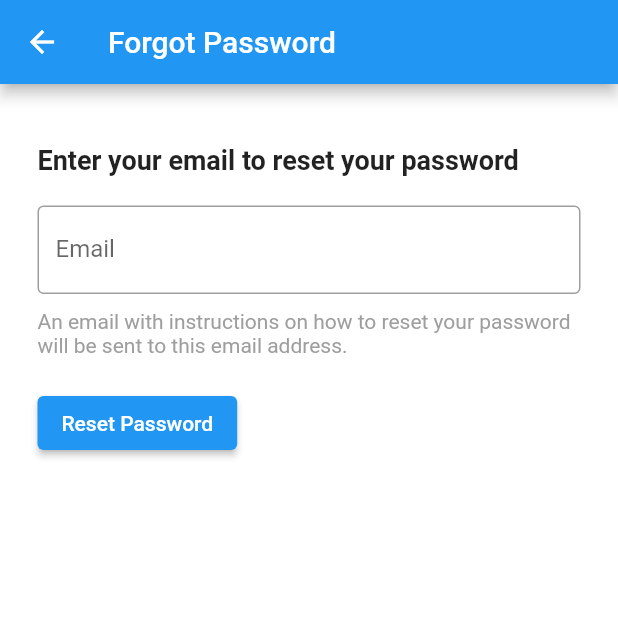
After one commit to ndayishimiyefidel/plastic_bags_detection, a Flutter app: the ForgotScreen screen opened directly, on a phone screen of 412 x 824 dp, the top half of it. The commit adds this screen. Run offline on Flutter 3.47's test engine with Material 2 defaults, Android fonts, the phone set to English and light mode, and no system bars; our stand-ins replace cached_network_image, cloud_firestore, firebase_auth, firebase_core, firebase_storage, flutter_rating_bar and 5 more; missing offline and left inert: splash_screen_view, tflite; accounts and stored records are empty.

Commit message:
all done

```diff
--- a/lib/screen/Login/components/body.dart
+++ b/lib/screen/Login/components/body.dart
@@ -10,6 +10,7 @@ import '../../../widgets/progress_widget.dart';
 import '../../home_screen.dart';
 import '../../Signup/components/background.dart';
 import '../../Signup/signup_screen.dart';
+import '../../reset_password.dart';
 
 class SignIn extends StatefulWidget {
   const SignIn({super.key});
@@ -27,7 +28,7 @@ class _SignInState extends State<SignIn> {
   final FirebaseAuth _auth = FirebaseAuth.instance;
   late bool _passwordVisible;
   bool isloading = false;
- // InterstitialAdManager interstitialAdManager = InterstitialAdManager();
+  // InterstitialAdManager interstitialAdManager = InterstitialAdManager();
 
   String? deviceId;
   bool checkedValue = false;
@@ -190,19 +191,20 @@ class _SignInState extends State<SignIn> {
                     ),
                     GestureDetector(
                       onTap: () {
-                        // Navigator.push(
-                        //   context,
-                        //   MaterialPageRoute(
-                        //     builder: (context) {
-                        //       return const ForgotScreen();
-                        //     },
-                        //   ),
-                        // );
+                        Navigator.push(
+                          context,
+                          MaterialPageRoute(
+                            builder: (context) {
+                              return ForgotScreen();
+                            },
+                          ),
+                        );
                       },
                       child: const Text(
                         "Reset it",
                         style: TextStyle(
                           color: Colors.red,
+                          fontSize: 18,
                           fontWeight: FontWeight.bold,
                         ),
                       ),
--- /dev/null
+++ b/lib/screen/reset_password.dart
@@ -0,0 +1,78 @@
+import 'package:flutter/material.dart';
+import 'package:firebase_auth/firebase_auth.dart';
+
+class ForgotScreen extends StatelessWidget {
+  final TextEditingController emailController = TextEditingController();
+
+  ForgotScreen({super.key});
+
+  Future<void> resetPassword(BuildContext context) async {
+    try {
+      await FirebaseAuth.instance.sendPasswordResetEmail(
+        email: emailController.text,
+      );
+      // ignore: use_build_context_synchronously
+      ScaffoldMessenger.of(context).showSnackBar(
+        const SnackBar(
+          content: Text('Password reset email sent'),
+        ),
+      );
+    } catch (error) {
+      ScaffoldMessenger.of(context).showSnackBar(
+        SnackBar(
+          content: Text(error.toString()),
+        ),
+      );
+    }
+  }
+
+  @override
+  Widget build(BuildContext context) {
+    return Scaffold(
+      appBar: AppBar(
+        title: const Text('Forgot Password'),
+      ),
+      body: Center(
+        child: Padding(
+          padding: const EdgeInsets.symmetric(horizontal: 25.0),
+          child: Column(
+            crossAxisAlignment: CrossAxisAlignment.start,
+            children: [
+              const SizedBox(
+                height: 40,
+              ),
+              const Text(
+                'Enter your email to reset your password',
+                style: TextStyle(
+                  fontSize: 18.0,
+                  fontWeight: FontWeight.bold,
+                ),
+              ),
+              const SizedBox(height: 20.0),
+              TextField(
+                controller: emailController,
+                decoration: const InputDecoration(
+                  labelText: 'Email',
+                  border: OutlineInputBorder(),
+                ),
+              ),
+              const SizedBox(height: 10.0), // Added SizedBox for spacing
+              const Text(
+                'An email with instructions on how to reset your password will be sent to this email address.',
+                style: TextStyle(
+                  fontSize: 14.0,
+                  color: Colors.grey,
+                ),
+              ),
+              const SizedBox(height: 20.0),
+              ElevatedButton(
+                onPressed: () => resetPassword(context),
+                child: const Text('Reset Password'),
+              ),
+            ],
+          ),
+        ),
+      ),
+    );
+  }
+}
```
